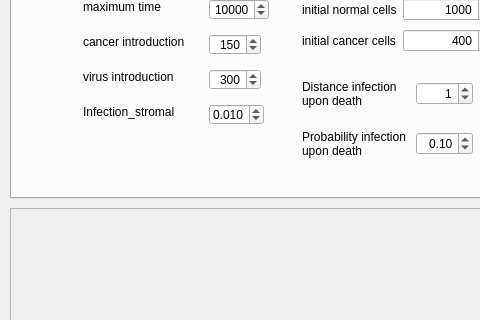
Old version of the form GUI/mainwindow.ui in the repository rugtres/ovr; both pictures show x 0 to 480 and y 282 to 602 of the 1304 by 765 pixel window.
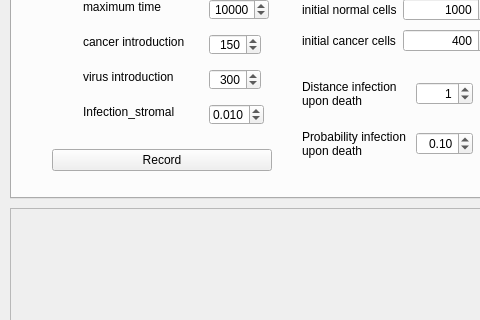
New version of the form. The open tabs and pages were chosen to show the change. Custom widgets are drawn as their Qt base class.

Diff of the .ui file:
```diff
--- a/GUI/mainwindow.ui
+++ b/GUI/mainwindow.ui
@@ -1629,6 +1629,25 @@
        <string>maximum time</string>
       </property>
      </widget>
+     <widget class="QWidget" name="">
+      <property name="geometry">
+       <rect>
+        <x>40</x>
+        <y>330</y>
+        <width>220</width>
+        <height>33</height>
+       </rect>
+      </property>
+      <layout class="QHBoxLayout" name="horizontalLayout_2">
+       <item>
+        <widget class="QPushButton" name="btn_record">
+         <property name="text">
+          <string>Record</string>
+         </property>
+        </widget>
+       </item>
+      </layout>
+     </widget>
     </widget>
    </widget>
    <widget class="QPushButton" name="btn_setup">
```
Left out of the diff: 6 changed lines with no effect on the pictures.
